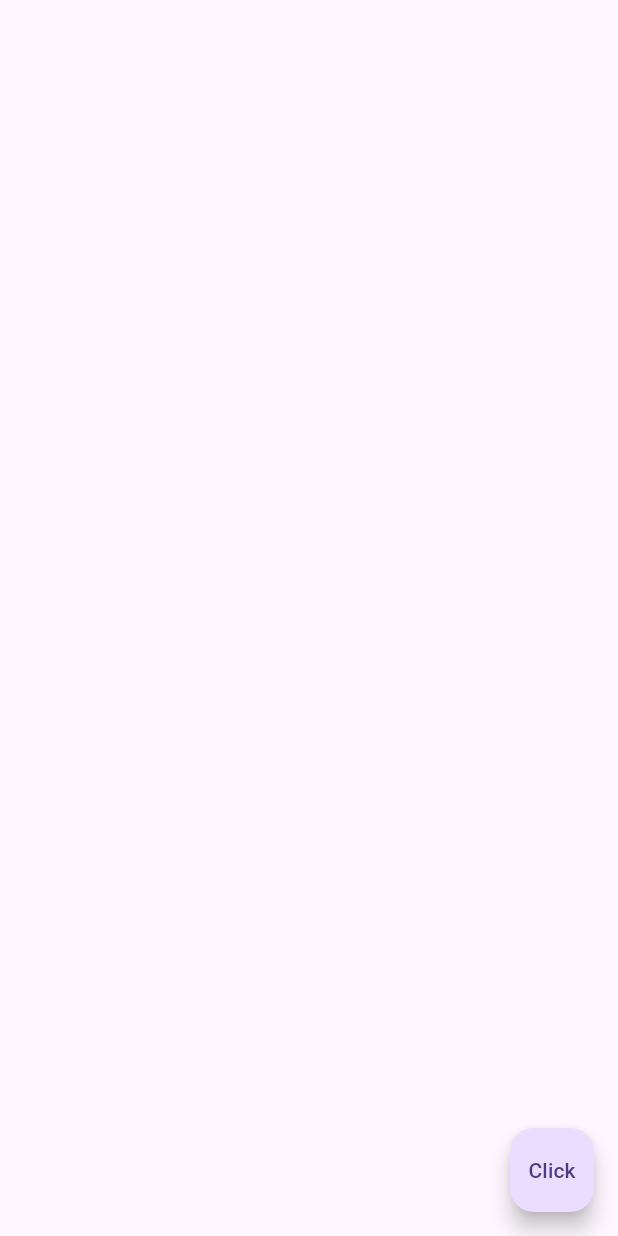
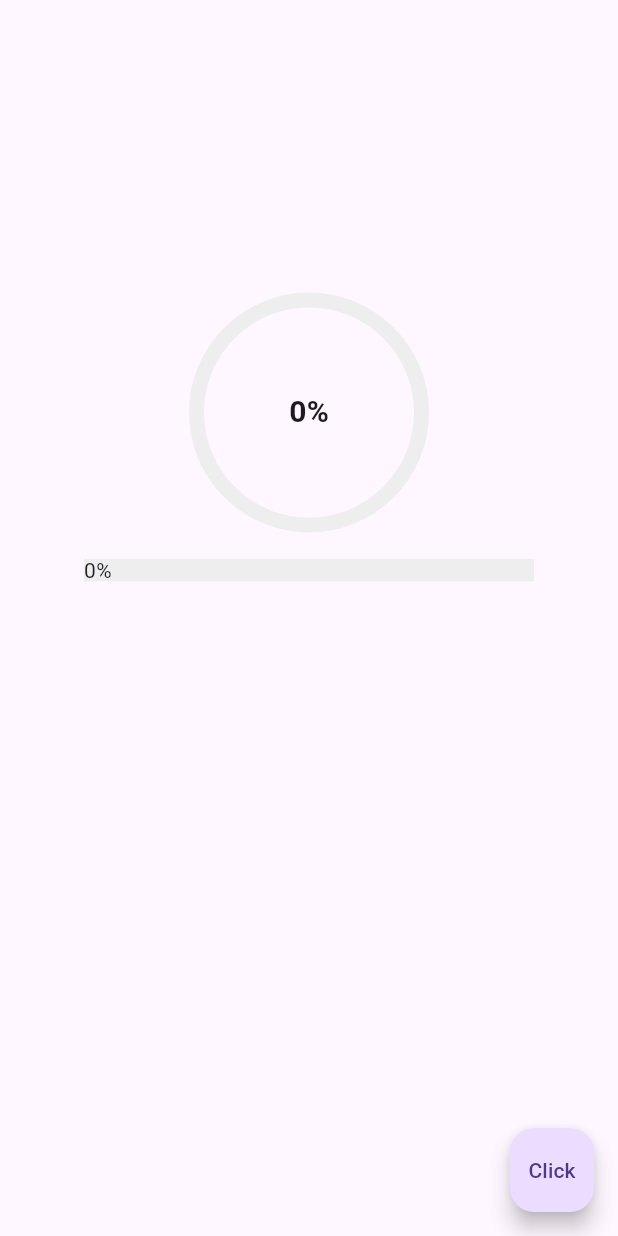
Before and after one commit to JoshuaOzibo/Learning_Flutter, a Flutter app: the screen it shows after launch, on a phone screen of 412 x 824 dp. Run offline on Flutter 3.47's test engine with Material 3 defaults, Android fonts, the phone set to English and light mode, and no system bars; our stand-ins replace flutter_dotenv, hive, hive_flutter; missing offline and left inert: pay; accounts and stored records are empty.

Commit message:
loading animation done

```diff
--- /dev/null
+++ b/lib/flutter_animation/explicit_animation/explicit_animation_three.dart
@@ -0,0 +1,115 @@
+import 'package:flutter/material.dart';
+
+class ExplicitAnimationThree extends StatefulWidget {
+  const ExplicitAnimationThree({super.key});
+
+  @override
+  State<ExplicitAnimationThree> createState() => _ExplicitAnimationThreeState();
+}
+
+class _ExplicitAnimationThreeState extends State<ExplicitAnimationThree>
+    with SingleTickerProviderStateMixin {
+  final double progress = 0.95;
+  final double plankProgress = 300;
+  late AnimationController controller;
+  late Animation<double> animateProgress;
+  late Animation<double> animatePlank;
+
+  @override
+  void initState() {
+    super.initState();
+
+    controller = AnimationController(
+      vsync: this,
+      duration: const Duration(milliseconds: 2000),
+    );
+    animateProgress = Tween<double>(
+      begin: 0.0,
+      end: progress,
+    ).animate(CurvedAnimation(parent: controller, curve: Curves.ease));
+
+    animatePlank = Tween<double>(
+      begin: 0,
+      end: plankProgress,
+    ).animate(controller);
+  }
+
+  @override
+  Widget build(BuildContext context) {
+    return Scaffold(
+      body: Center(
+        child: Column(
+          children: [
+            SizedBox(height: 200),
+            AnimatedBuilder(
+              animation: animateProgress,
+              builder: (context, child) => Stack(
+                alignment: Alignment.center,
+                children: [
+                  SizedBox(
+                    width: 150,
+                    height: 150,
+                    child: CircularProgressIndicator(
+                      value: animateProgress.value,
+                      backgroundColor: Colors.grey.shade200,
+                      strokeWidth: 10,
+                      color: Colors.amber,
+                    ),
+                  ),
+
+                  Text(
+                    '${(animateProgress.value * 100).toInt()}%',
+                    style: TextStyle(fontSize: 20, fontWeight: FontWeight.bold),
+                  ),
+                ],
+              ),
+            ),
+
+            SizedBox(height: 20),
+
+            Stack(
+              alignment: Alignment.centerLeft,
+              children: [
+                SizedBox(
+                  width: 300,
+                  height: 15,
+                  child: Container(color: Colors.grey.shade200),
+                ),
+
+                AnimatedBuilder(
+                  animation: animatePlank,
+                  builder: (context, child) => Stack(
+                    alignment: Alignment.topRight,
+                    children: [
+                      SizedBox(
+                        width: animatePlank.value,
+                        height: 15,
+                        child: Container(color: Colors.blue),
+                      ),
+
+                      Text(
+                        '${((animatePlank.value / plankProgress) * 100).toInt()}%',
+                        textAlign: TextAlign.center,
+                      ),
+                    ],
+                  ),
+                ),
+              ],
+            ),
+          ],
+        ),
+      ),
+
+      floatingActionButton: FloatingActionButton(
+        onPressed: () {
+          if(controller.isCompleted){
+            controller.reverse();
+          }else{
+            controller.forward();
+          }
+        },
+        child: Text('Click'),
+      ),
+    );
+  }
+}
--- a/lib/main.dart
+++ b/lib/main.dart
@@ -2,6 +2,7 @@ import 'package:flutter/material.dart';
 import 'package:flutter_application_1/converter.dart';
 import 'package:flutter_application_1/currency_converter_materia_page.dart';
 import 'package:flutter_application_1/flutter_animation/explicit_animation/explicit_animation_one.dart';
+import 'package:flutter_application_1/flutter_animation/explicit_animation/explicit_animation_three.dart';
 import 'package:flutter_application_1/flutter_animation/explicit_animation/explicit_animation_two.dart';
 import 'package:flutter_application_1/flutter_animation/implicit_animation/animation_one.dart';
 import 'package:flutter_application_1/flutter_animation/implicit_animation/animation_three.dart';
@@ -56,6 +57,6 @@ class MyApp extends StatelessWidget {
   @override
   Widget build(BuildContext context) {
     // //HivePage() //const SimpleCart() //  HiveTodoPage() //NoteHomePage() //TodoHomePage()
-    return MaterialApp(home: ExplicitAnimationTwo());
+    return MaterialApp(home: ExplicitAnimationThree());
   }
 }
```
